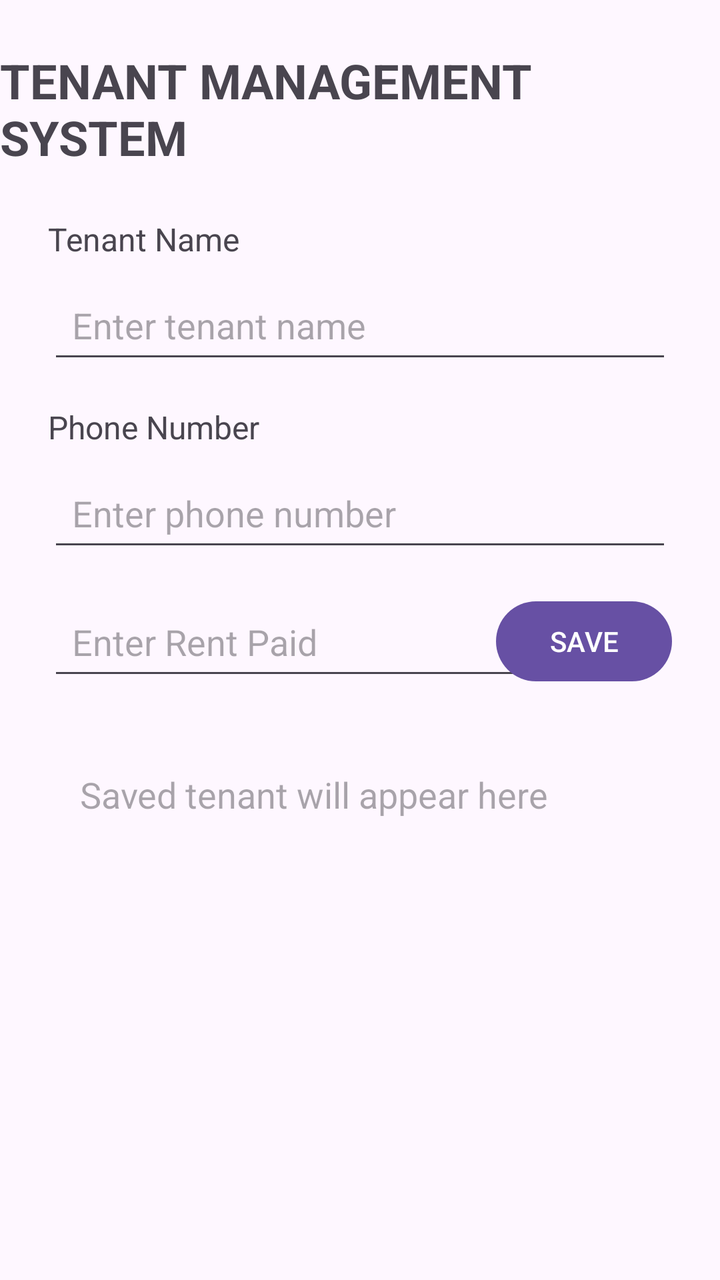
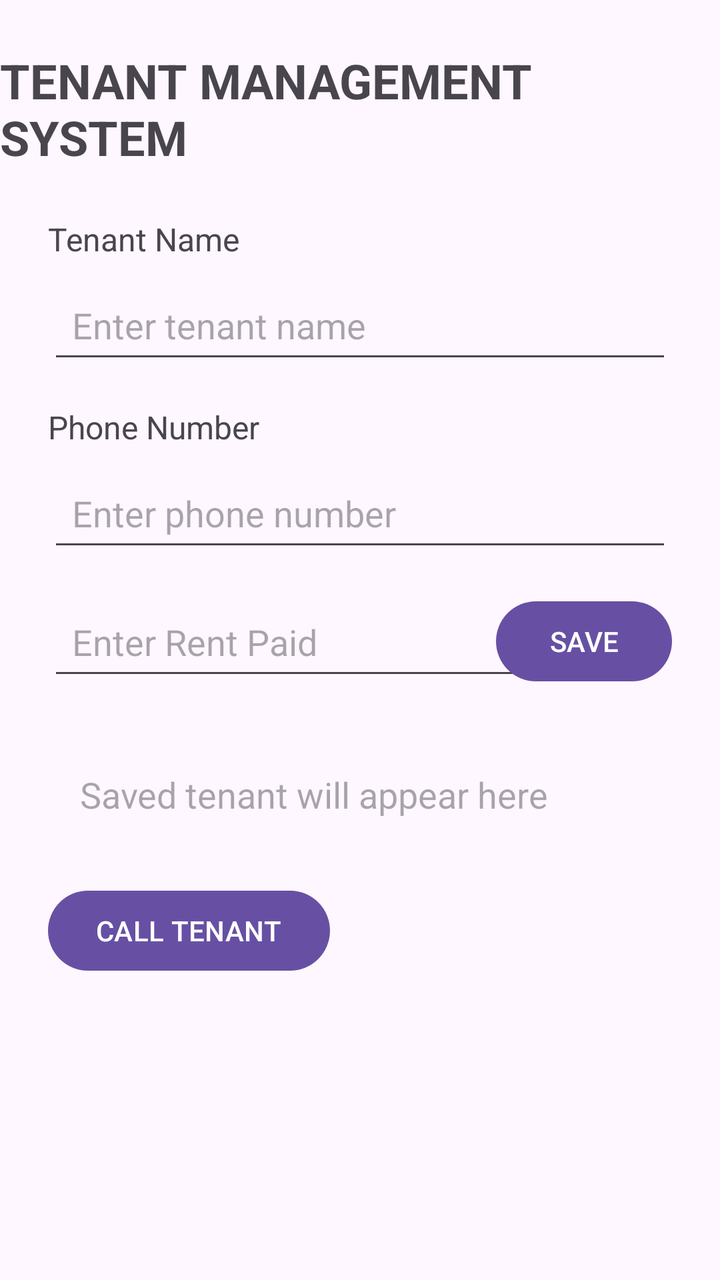

Two renders of the same Android screen: before a commit and after it. Below are the layout's source before the change and the commit's diff.
<!-- AndroidManifest.xml: application theme Theme.TenantManagementSystem_lab5 -->
<!-- res/layout/activity_main.xml -->
<?xml version="1.0" encoding="utf-8"?>
<layout xmlns:android="http://schemas.android.com/apk/res/android"
    xmlns:app="http://schemas.android.com/apk/res-auto">

    <data>
        <variable
            name="tenant"
            type="com.example.tenantmanagementsystem_lab5.Tenant" />
    </data>

    <androidx.constraintlayout.widget.ConstraintLayout
        android:layout_width="match_parent"
        android:layout_height="match_parent">

        <TextView
            android:id="@+id/titleTextView"
            android:layout_width="wrap_content"
            android:layout_height="wrap_content"
            android:text="TENANT MANAGEMENT SYSTEM"
            android:textSize="24sp"
            android:textStyle="bold"
            android:layout_marginTop="24dp"
            app:layout_constraintTop_toTopOf="parent"
            app:layout_constraintStart_toStartOf="parent" />

        <TextView
            android:id="@+id/tenantNameLabel"
            android:layout_width="wrap_content"
            android:layout_height="wrap_content"
            android:text="Tenant Name"
            android:textSize="16sp"
            android:layout_marginTop="24dp"
            android:layout_marginStart="24dp"
            app:layout_constraintTop_toBottomOf="@id/titleTextView"
            app:layout_constraintStart_toStartOf="parent" />

        <EditText
            android:id="@+id/tenantNameEditText"
            android:layout_width="0dp"
            android:layout_height="wrap_content"
            android:hint="Enter tenant name"
            android:minHeight="48dp"
            android:padding="12dp"
            android:layout_marginTop="8dp"
            android:layout_marginStart="24dp"
            android:layout_marginEnd="24dp"
            app:layout_constraintTop_toBottomOf="@id/tenantNameLabel"
            app:layout_constraintStart_toStartOf="parent"
            app:layout_constraintEnd_toEndOf="parent" />

        <TextView
            android:id="@+id/phoneLabel"
            android:layout_width="wrap_content"
            android:layout_height="wrap_content"
            android:text="Phone Number"
            android:textSize="16sp"
            android:layout_marginTop="16dp"
            android:layout_marginStart="24dp"
            app:layout_constraintTop_toBottomOf="@id/tenantNameEditText"
            app:layout_constraintStart_toStartOf="parent" />

        <EditText
            android:id="@+id/phoneEditText"
            android:layout_width="0dp"
            android:layout_height="wrap_content"
            android:hint="Enter phone number"
            android:inputType="phone"
            android:minHeight="48dp"
            android:padding="12dp"
            android:layout_marginTop="8dp"
            android:layout_marginStart="24dp"
            android:layout_marginEnd="24dp"
            app:layout_constraintTop_toBottomOf="@id/phoneLabel"
            app:layout_constraintStart_toStartOf="parent"
            app:layout_constraintEnd_toEndOf="parent" />

        <EditText
            android:id="@+id/rentEditText"
            android:layout_width="0dp"
            android:layout_height="wrap_content"
            android:hint="Enter Rent Paid"
            android:inputType="numberDecimal"
            android:minHeight="48dp"
            android:padding="12dp"
            android:layout_marginStart="24dp"
            android:layout_marginTop="16dp"
            android:layout_marginEnd="8dp"
            app:layout_constraintTop_toBottomOf="@id/phoneEditText"
            app:layout_constraintStart_toStartOf="parent"
            app:layout_constraintEnd_toEndOf="@id/saveButton" />

        <Button
            android:id="@+id/saveButton"
            android:layout_width="wrap_content"
            android:layout_height="wrap_content"
            android:text="SAVE"
            android:layout_marginEnd="24dp"
            app:layout_constraintTop_toTopOf="@id/rentEditText"
            app:layout_constraintEnd_toEndOf="parent" />

        <TextView
            android:id="@+id/tenantResultTextView"
            android:layout_width="0dp"
            android:layout_height="wrap_content"
            android:text="@{tenant.summary()}"
            android:hint="Saved tenant will appear here"
            android:textSize="18sp"
            android:padding="16dp"
            android:layout_margin="24dp"
            app:layout_constraintTop_toBottomOf="@id/rentEditText"
            app:layout_constraintStart_toStartOf="parent"
            app:layout_constraintEnd_toEndOf="parent" />

    </androidx.constraintlayout.widget.ConstraintLayout>
</layout>
<!-- resources referenced by this layout -->
<resources>
  <style name="Theme.TenantManagementSystem_lab5" parent="Base.Theme.TenantManagementSystem_lab5" />
  <style name="Base.Theme.TenantManagementSystem_lab5" parent="Theme.Material3.DayNight.NoActionBar">
          
          
      </style>
</resources>

<!-- the commit's change to res/layout/activity_main.xml (unified diff, before → after) -->
@@ -111,5 +111,15 @@
             app:layout_constraintStart_toStartOf="parent"
             app:layout_constraintEnd_toEndOf="parent" />
 
+        <Button
+            android:id="@+id/callButton"
+            android:layout_width="wrap_content"
+            android:layout_height="wrap_content"
+            android:text="CALL TENANT"
+            android:layout_marginStart="24dp"
+            android:layout_marginTop="16dp"
+            app:layout_constraintTop_toBottomOf="@id/tenantResultTextView"
+            app:layout_constraintStart_toStartOf="parent" />
+
     </androidx.constraintlayout.widget.ConstraintLayout>
 </layout>
